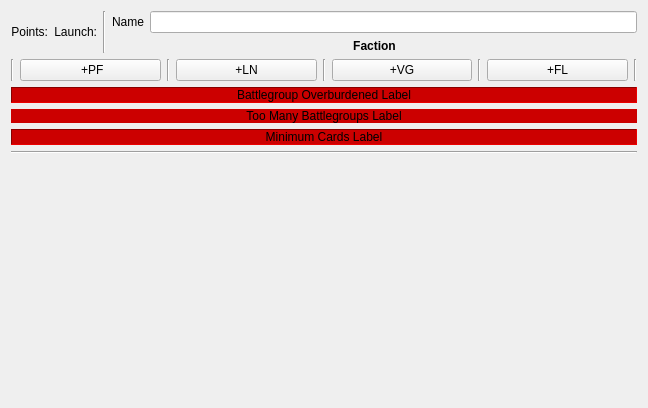
Old version of the form QFleet/Fleetbuilder/qflw_list.ui in the repository RexOdonata/QFleet.
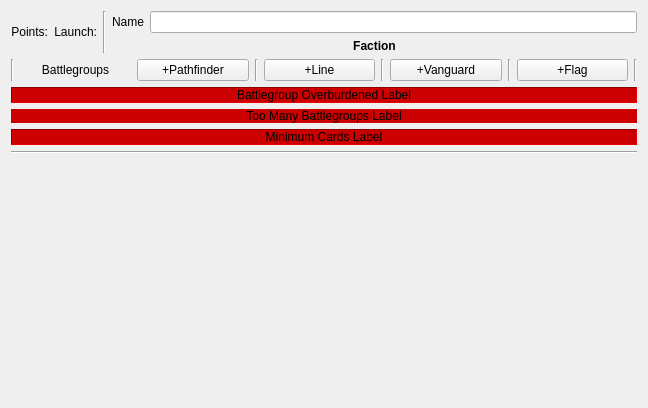
New version of the form.

Commit message: changing the way new lists are created to properly update warning labels, fixing option select button for ships without minimum options, minor UI tweaks

Patch:
```diff
--- a/QFleet/Fleetbuilder/qflw_list.ui
+++ b/QFleet/Fleetbuilder/qflw_list.ui
@@ -122,10 +122,20 @@
            </property>
           </widget>
          </item>
+         <item>
+          <widget class="QLabel" name="label_3">
+           <property name="text">
+            <string>Battlegroups</string>
+           </property>
+           <property name="alignment">
+            <set>Qt::AlignCenter</set>
+           </property>
+          </widget>
+         </item>
          <item>
           <widget class="QPushButton" name="addPF_Button">
            <property name="text">
-            <string> +PF</string>
+            <string>+Pathfinder</string>
            </property>
           </widget>
          </item>
@@ -142,7 +152,7 @@
          <item>
           <widget class="QPushButton" name="addLN_Button">
            <property name="text">
-            <string>+LN</string>
+            <string>+Line</string>
            </property>
           </widget>
          </item>
@@ -159,7 +169,7 @@
          <item>
           <widget class="QPushButton" name="addVG_Button">
            <property name="text">
-            <string>+VG</string>
+            <string>+Vanguard</string>
            </property>
           </widget>
          </item>
@@ -176,7 +186,7 @@
          <item>
           <widget class="QPushButton" name="addFL_Button">
            <property name="text">
-            <string>+FL</string>
+            <string>+Flag</string>
            </property>
           </widget>
          </item>
```
Left out of the diff: 2 changed lines with no effect on the pictures. The commit also changes 6 other files.
